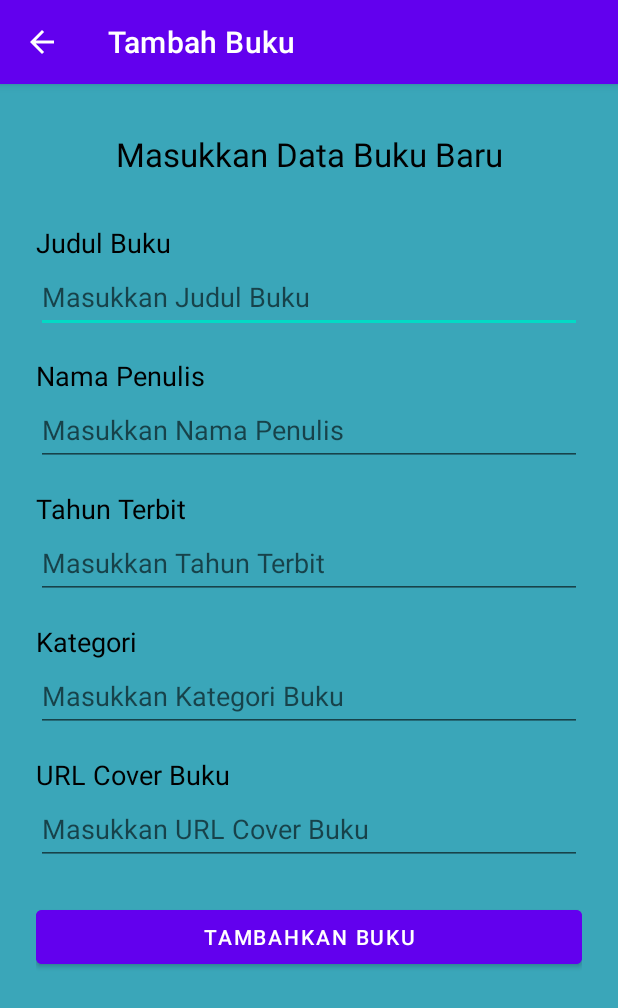
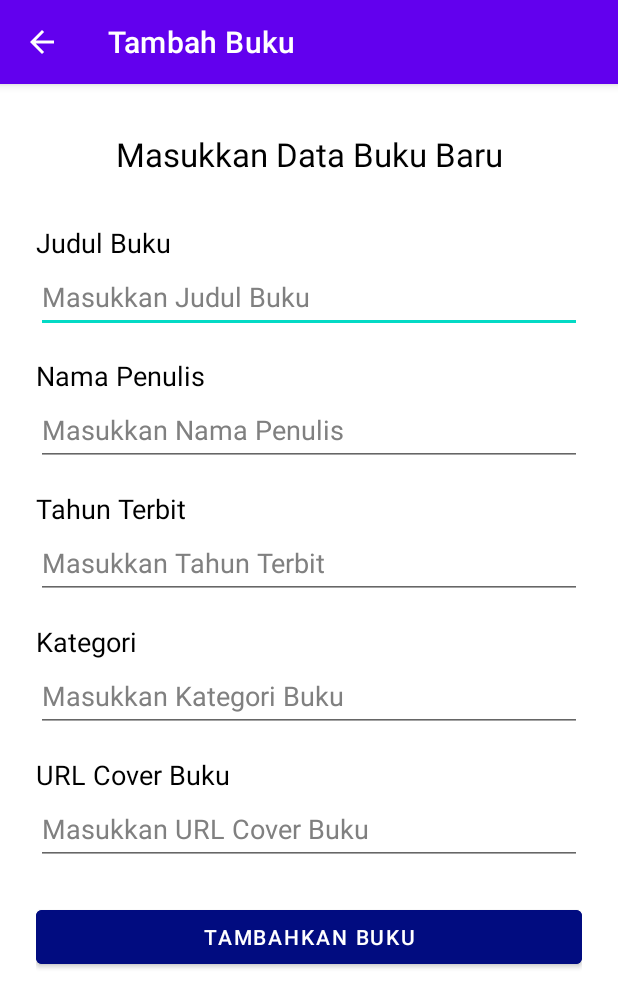
Before and after one commit to nandaarya/TalentClass-batch-8, an Android app: the AddBookActivity screen opened directly, with no data from a screen before it, on a phone screen of 412 x 824 dp. Shown: the top 1008 px of the screen. Run offline under Robolectric (Android 15) with nearby library versions, the phone set to English and light mode, and no system bars; our stand-ins replace Firebase (no records; nobody signed in at launch, a user with empty details on screens opened directly).

Commit message:
fix layout (Final)

```diff
--- a/Day 6/Tugas-Day-6-App/app/src/main/res/layout/activity_add_book.xml
+++ b/Day 6/Tugas-Day-6-App/app/src/main/res/layout/activity_add_book.xml
@@ -33,6 +33,7 @@
         android:layout_width="fill_parent"
         android:layout_height="wrap_content"
         android:hint="Masukkan Judul Buku"
+        android:textColorHint="@color/gray"
         android:textColor="@color/black"
         android:maxLength="50"
         android:maxLines="1"
@@ -53,6 +54,7 @@
         android:layout_width="fill_parent"
         android:layout_height="wrap_content"
         android:hint="Masukkan Nama Penulis"
+        android:textColorHint="@color/gray"
         android:textColor="@color/black"
         android:maxLines="1"
         android:inputType="textMultiLine"
@@ -72,6 +74,7 @@
         android:layout_width="fill_parent"
         android:layout_height="wrap_content"
         android:hint="Masukkan Tahun Terbit"
+        android:textColorHint="@color/gray"
         android:textColor="@color/black"
         android:maxLength="50"
         android:maxLines="1"
@@ -92,6 +95,7 @@
         android:layout_width="fill_parent"
         android:layout_height="wrap_content"
         android:hint="Masukkan Kategori Buku"
+        android:textColorHint="@color/gray"
         android:textColor="@color/black"
         android:maxLength="50"
         android:maxLines="1"
@@ -112,6 +116,7 @@
         android:layout_width="fill_parent"
         android:layout_height="wrap_content"
         android:hint="Masukkan URL Cover Buku"
+        android:textColorHint="@color/gray"
         android:textColor="@color/black"
         android:maxLines="1"
         android:inputType="textMultiLine"
@@ -122,7 +127,7 @@
         android:id="@+id/btn_add_book"
         android:layout_width="match_parent"
         android:layout_height="wrap_content"
-        android:backgroundTint="@color/purple_500"
+        android:backgroundTint="@color/button"
         android:text="Tambahkan Buku"
         android:textColor="@color/white"/>
 
--- a/Day 6/Tugas-Day-6-App/app/src/main/res/layout/activity_detail_book.xml
+++ b/Day 6/Tugas-Day-6-App/app/src/main/res/layout/activity_detail_book.xml
@@ -82,7 +82,8 @@
             android:layout_height="wrap_content"
             android:layout_marginEnd="8dp"
             android:layout_weight="1"
-            android:backgroundTint="@color/orange"
+            android:textColor="@color/white"
+            android:backgroundTint="@color/button"
             android:text="Ubah Data" />
 
         <Button
@@ -91,6 +92,7 @@
             android:layout_height="wrap_content"
             android:layout_marginStart="8dp"
             android:layout_weight="1"
+            android:textColor="@color/white"
             android:backgroundTint="@color/red"
             android:text="Hapus Data" />
     </androidx.appcompat.widget.LinearLayoutCompat>
--- a/Day 6/Tugas-Day-6-App/app/src/main/res/layout/activity_main.xml
+++ b/Day 6/Tugas-Day-6-App/app/src/main/res/layout/activity_main.xml
@@ -52,6 +52,8 @@
             android:layout_height="wrap_content"
             android:layout_gravity="end|bottom"
             android:layout_margin="16dp"
+            android:tint="@color/white"
+            android:backgroundTint="@color/button"
             android:src="@drawable/baseline_add_24"
             app:fabSize="normal" />
 
--- a/Day 6/Tugas-Day-6-App/app/src/main/res/values-night/themes.xml
+++ b/Day 6/Tugas-Day-6-App/app/src/main/res/values-night/themes.xml
@@ -8,7 +8,7 @@
         <!-- Secondary brand color. -->
         <item name="colorSecondary">@color/teal_200</item>
         <item name="colorSecondaryVariant">@color/teal_200</item>
-        <item name="colorOnSecondary">@color/black</item>
+        <item name="colorOnSecondary">@color/white</item>
         <!-- Status bar color. -->
         <item name="android:statusBarColor">?attr/colorPrimaryVariant</item>
         <!-- Customize your theme here. -->
--- a/Day 6/Tugas-Day-6-App/app/src/main/res/values/colors.xml
+++ b/Day 6/Tugas-Day-6-App/app/src/main/res/values/colors.xml
@@ -9,6 +9,9 @@
     <color name="white">#FFFFFFFF</color>
     <color name="orange">#FFC107</color>
     <color name="red">#DD2E2E</color>
-    <color name="primary">#3AA6B9</color>
+    <color name="primary">#FFFFFFFF</color>
+    <color name="button">#010c80</color>
+    <color name="gray">#808080</color>
+    <color name="primary_old">#3AA6B9</color>
     <color name="secondary">#C1ECE4</color>
 </resources>
--- a/Day 6/Tugas-Day-6-App/app/src/main/res/values/themes.xml
+++ b/Day 6/Tugas-Day-6-App/app/src/main/res/values/themes.xml
@@ -8,7 +8,7 @@
         <!-- Secondary brand color. -->
         <item name="colorSecondary">@color/teal_200</item>
         <item name="colorSecondaryVariant">@color/teal_700</item>
-        <item name="colorOnSecondary">@color/black</item>
+        <item name="colorOnSecondary">@color/white</item>
         <!-- Status bar color. -->
         <item name="android:statusBarColor">?attr/colorPrimaryVariant</item>
         <!-- Customize your theme here. -->
```
Also changed, not shown: Day 6/Tugas-Day-6-App/app/src/main/res/layout/activity_edit_detail_book.xml (+6 -1 lines).
